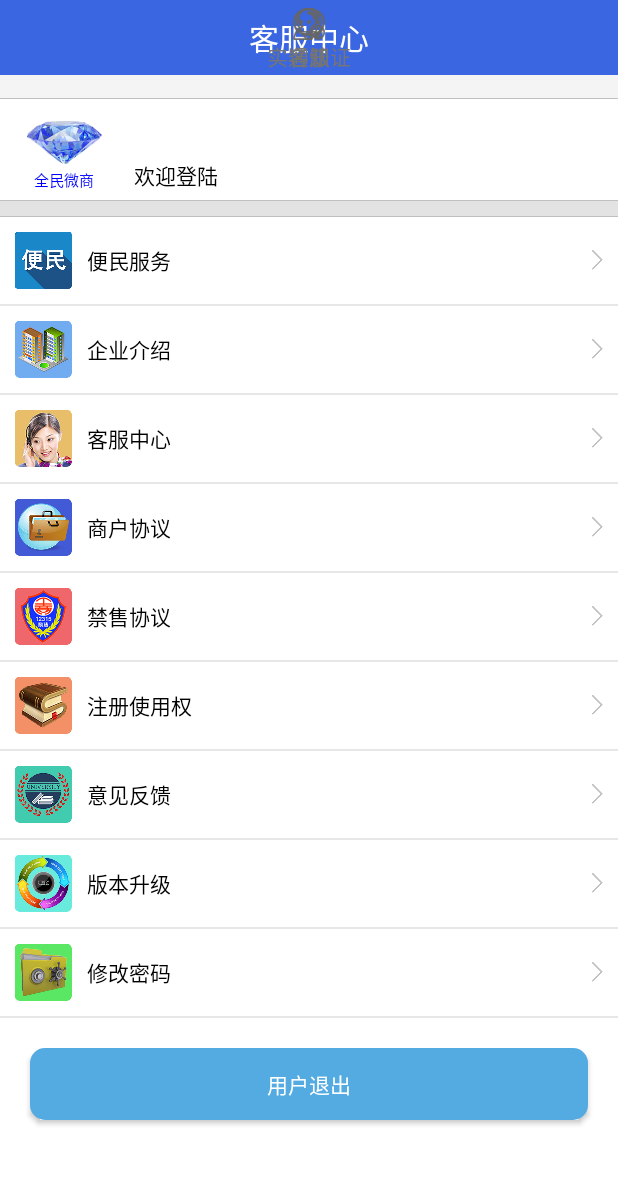
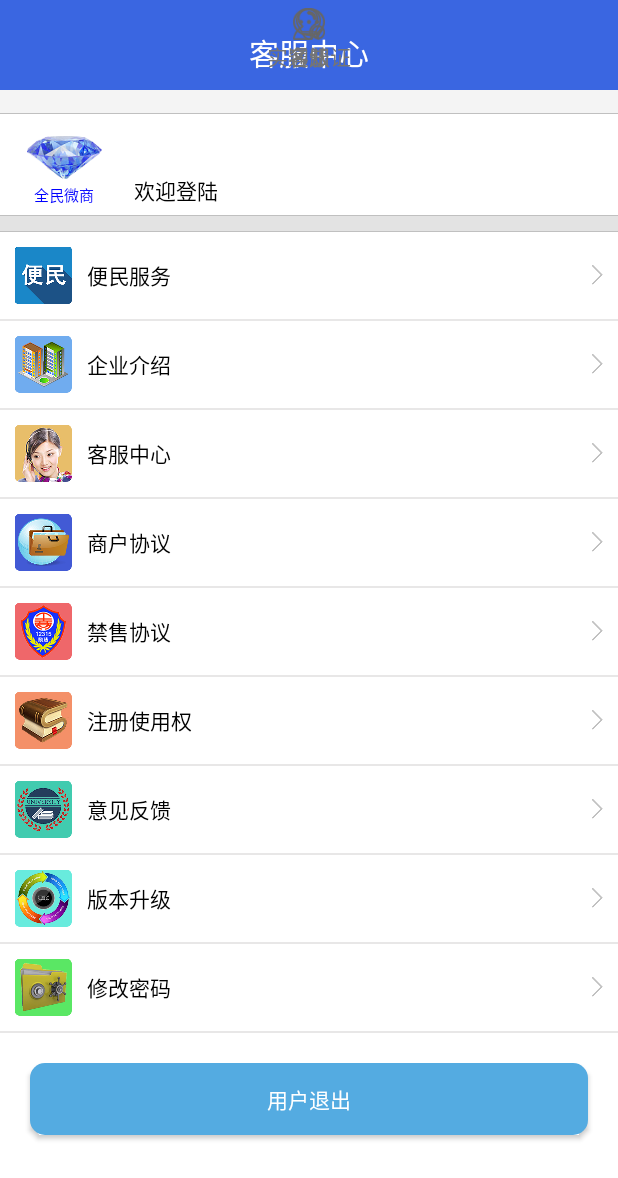
Before and after one commit to cyx362442/HuaBei, an Android app: the fragment ServerFragment placed in its activity, on a phone screen of 412 x 824 dp. Shown: the top 1178 px of the screen. Run offline under Robolectric (Android 15) with nearby library versions, the phone set to English and light mode, and no system bars; our stand-ins replace ButterKnife, Volley; libraries missing offline, so code that uses them is left out: com.baidu.location, com.baidu.mapapi, com.youth.banner; network calls fail; 12 statements that could not run were skipped.

Commit message:
cyy09293

```diff
--- a/app/build.gradle
+++ b/app/build.gradle
@@ -7,8 +7,8 @@ android {
         applicationId "com.zhongbang.huabei"
         minSdkVersion 15
         targetSdkVersion 22
-        versionCode 1
-        versionName "1.0"
+        versionCode 2
+        versionName "2.0"
         testInstrumentationRunner "android.support.test.runner.AndroidJUnitRunner"
     }
     buildTypes {
--- a/app/src/main/java/com/zhongbang/huabei/app/BankActivity.java
+++ b/app/src/main/java/com/zhongbang/huabei/app/BankActivity.java
@@ -5,6 +5,7 @@ import android.content.Intent;
 import android.os.Bundle;
 import android.support.v7.app.AppCompatActivity;
 import android.text.TextUtils;
+import android.util.Log;
 import android.view.View;
 import android.widget.Button;
 import android.widget.EditText;
@@ -91,7 +92,7 @@ public class BankActivity extends AppCompatActivity {
         mAudit = shapreUtis.getAudit();
         mTvTitle.setText("银行卡认证");
         initFragment();
-        if (!getString(R.string.myaudit).equals(mAudit)) {
+        if (!getString(R.string.unaudit).equals(mAudit)) {
             Http_Bank(name);
         }
         if(getString(R.string.audited).equals(mAudit)){
--- a/app/src/main/java/com/zhongbang/huabei/app/MainActivity.java
+++ b/app/src/main/java/com/zhongbang/huabei/app/MainActivity.java
@@ -5,6 +5,7 @@ import android.support.v4.app.FragmentTabHost;
 import android.support.v7.app.AppCompatActivity;
 import android.os.Bundle;
 import android.view.View;
+import android.view.WindowManager;
 import android.widget.ImageView;
 import android.widget.TextView;
 
@@ -28,6 +29,7 @@ public class MainActivity extends AppCompatActivity{
     protected void onCreate(Bundle savedInstanceState) {
         super.onCreate(savedInstanceState);
         setContentView(R.layout.activity_main);
+        getWindow().addFlags(WindowManager.LayoutParams.FLAG_TRANSLUCENT_STATUS);
         mTabHost = (FragmentTabHost) findViewById(R.id.tabHost);
         mTabHost.setup(this, getSupportFragmentManager(), R.id.realContent);
         for (int i = 0; i < fragment.length; i++) {
--- a/app/src/main/res/layout/fragment_notification.xml
+++ b/app/src/main/res/layout/fragment_notification.xml
@@ -16,7 +16,8 @@
                     android:layout_width="wrap_content"
                     android:layout_height="wrap_content"
                     android:textColor="@color/white"
-                    android:padding="8dp"
+                    android:paddingTop="20dp"
+                    android:paddingBottom="10dp"
                     android:text="消息中心"
                     android:textSize="@dimen/dimen20"/>
             </RelativeLayout>
--- a/app/src/main/res/layout/fragment_server.xml
+++ b/app/src/main/res/layout/fragment_server.xml
@@ -23,7 +23,8 @@
             android:id="@+id/textView_title"
             android:layout_width="wrap_content"
             android:layout_height="wrap_content"
-            android:padding="10dp"
+            android:paddingTop="20dp"
+            android:paddingBottom="10dp"
             android:layout_centerInParent="true"
             android:textSize="@dimen/dimen20"
             android:text="客服中心"
```
